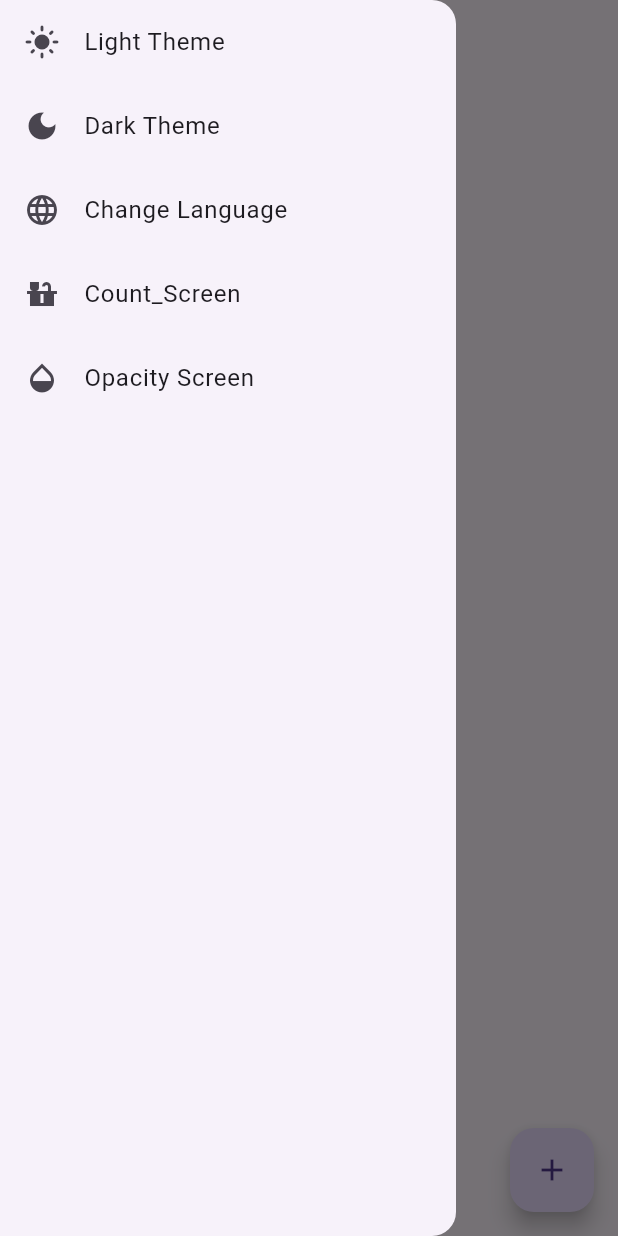
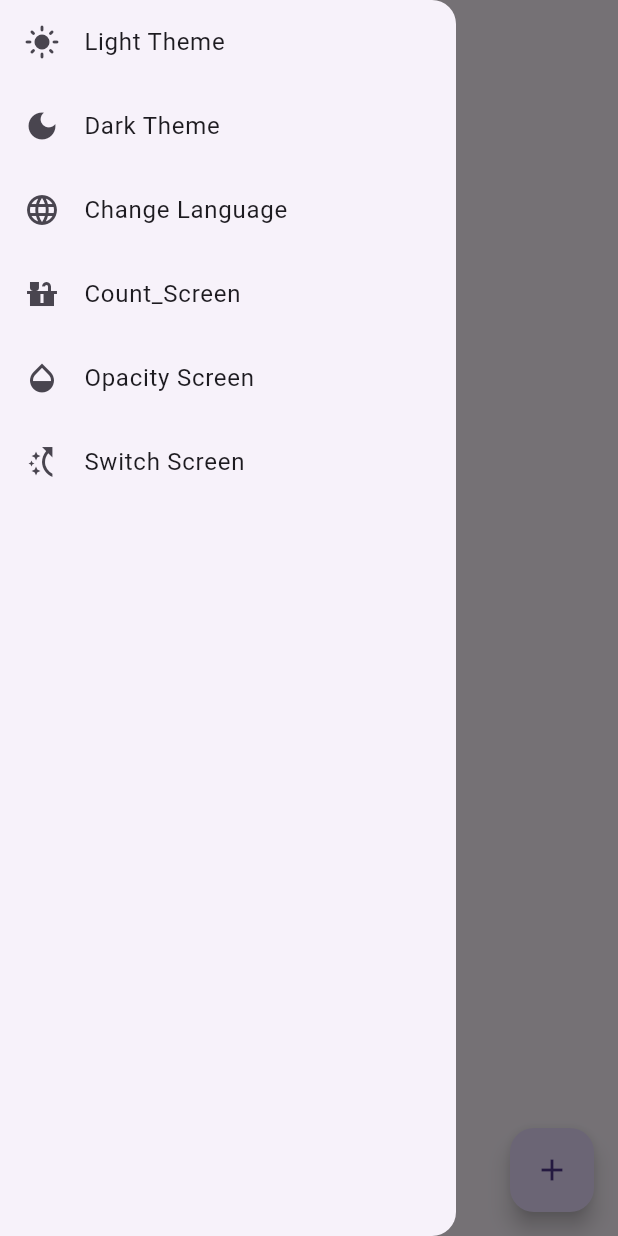
Before and after one commit to Nurujjaman329/ecommerce_demo-getx-, a Flutter app: the screen it shows after launch, with the side drawer open, on a phone screen of 412 x 824 dp. Run offline on Flutter 3.47's test engine with Material 3 defaults, Android fonts, the phone set to English and light mode, and no system bars; our stand-ins replace get.

Commit message:
switch_button test with getx

```diff
--- a/ecommerce_demo_getx/lib/main.dart
+++ b/ecommerce_demo_getx/lib/main.dart
@@ -8,6 +8,7 @@ import 'tech_brothers/language_test/language_screen.dart';
 import 'tech_brothers/language_test/language_test.dart';
 import 'tech_brothers/screens/first_screen.dart';
 import 'tech_brothers/screens/second_screen.dart';
+import 'tech_brothers/switch_test/switch_test.dart';
 
 void main() {
   runApp(const MyApp());
@@ -51,6 +52,10 @@ class MyApp extends StatelessWidget {
           name: '/opacityScreen',
           page: () => OpacitySlider(),
         ),
+        GetPage(
+          name: '/switchScreen',
+          page: () => SwitchTest(),
+        ),
       ],
     );
   }
--- a/ecommerce_demo_getx/lib/tech_brothers/home_screen_test.dart
+++ b/ecommerce_demo_getx/lib/tech_brothers/home_screen_test.dart
@@ -52,6 +52,13 @@ class _HomeScreenGetState extends State<HomeScreenGet> {
               title: Text('Opacity Screen'),
               onTap: () {
                 Get.toNamed('/opacityScreen');
+              },
+            ),
+            ListTile(
+              leading: Icon(Icons.switch_access_shortcut),
+              title: Text('Switch Screen'),
+              onTap: () {
+                Get.toNamed('/switchScreen');
               },
             ),
           ],
--- a/ecommerce_demo_getx/lib/tech_brothers/slider_test/opacity_slider_test.dart
+++ b/ecommerce_demo_getx/lib/tech_brothers/slider_test/opacity_slider_test.dart
@@ -3,7 +3,7 @@ import 'package:flutter/material.dart';
 import 'package:get/get.dart';
 
 class OpacitySlider extends StatefulWidget {
-  const OpacitySlider({super.key});
+  OpacitySlider({super.key});
 
   @override
   State<OpacitySlider> createState() => _OpacitySliderState();
--- a/ecommerce_demo_getx/lib/tech_brothers/slider_test/slider_controller.dart
+++ b/ecommerce_demo_getx/lib/tech_brothers/slider_test/slider_controller.dart
@@ -5,5 +5,6 @@ class SliderController extends GetxController {
 
   setOpacity(double value) {
     opacity.value = value;
+    print(opacity.value);
   }
 }
```
Also changed, not shown: ecommerce_demo_getx/lib/tech_brothers/switch_test/switch_controller.dart (added, +10 -0 lines), ecommerce_demo_getx/lib/tech_brothers/switch_test/switch_test.dart (added, +43 -0 lines).
